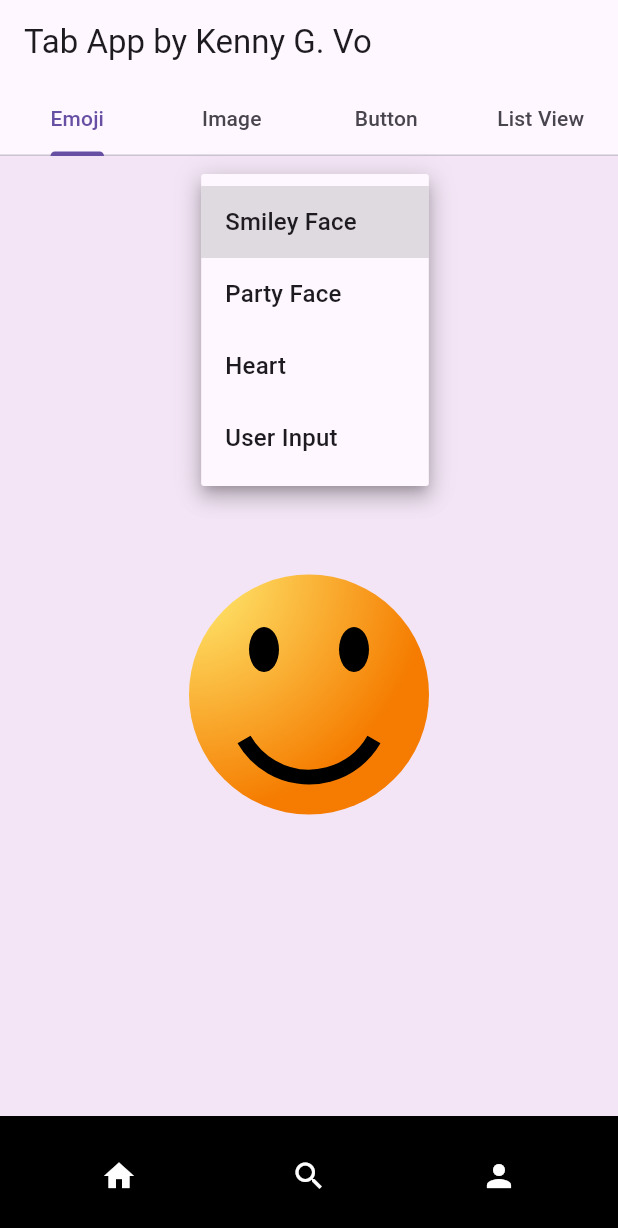
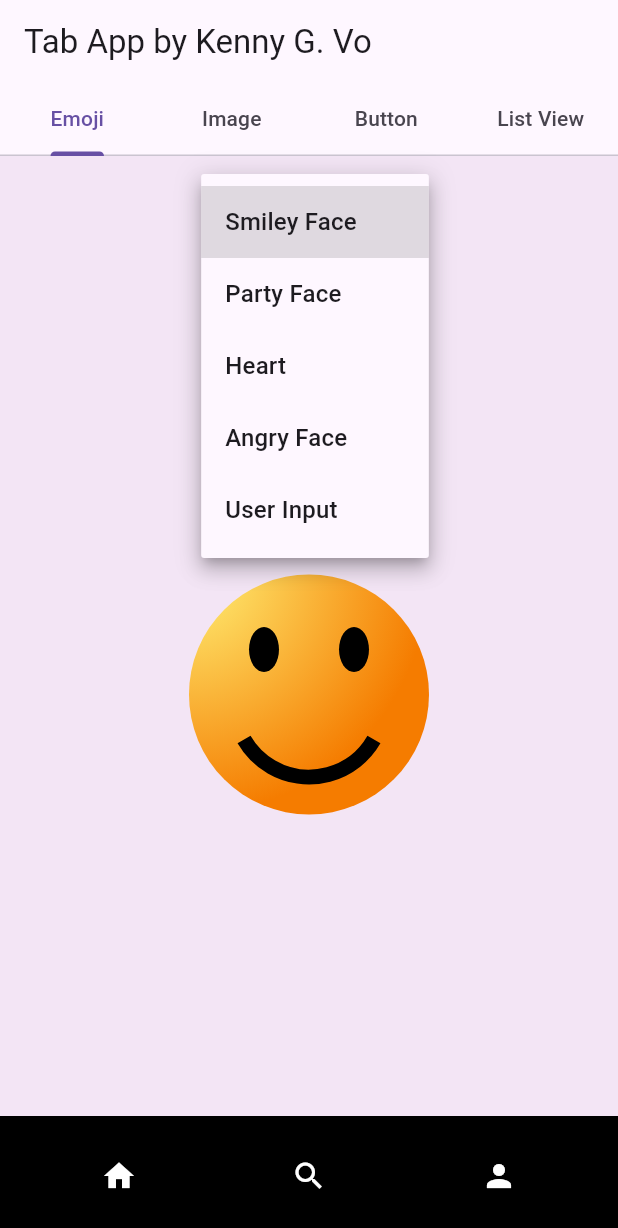
Before and after one commit to kvo110/smiley, a Flutter app: the screen it shows after launch, after a tap on "Smiley Face", on a phone screen of 412 x 824 dp. Shown: the top 1228 px of the screen. Run offline on Flutter 3.47's test engine with Material 3 defaults, Android fonts, the phone set to English and light mode, and no system bars.

Commit message:
Added an angry face emoji with option for steam

```diff
--- a/smile/lib/main.dart
+++ b/smile/lib/main.dart
@@ -35,6 +35,7 @@
   // Select emoji state
   String selectedEmoji = 'Smiley Face';
   String userEmoji = '';
+  bool showSteam = false;
 
   @override
   String get restorationId => 'tab_non_scrollable_demo';
@@ -97,7 +98,7 @@
                 SizedBox(height: 20),
                 DropdownButton<String>(
                   value: selectedEmoji,
-                  items: <String>['Smiley Face', 'Party Face', 'Heart', 'User Input'].map<DropdownMenuItem<String>>((String value) {
+                  items: <String>['Smiley Face', 'Party Face', 'Heart', 'Angry Face', 'User Input'].map<DropdownMenuItem<String>>((String value) {
                     return DropdownMenuItem<String>(
                       value: value,
                       child: Text(value),
@@ -109,6 +110,16 @@
                     });
                   },
                 ),
+
+                if (selectedEmoji == 'Angry Face')
+                  ElevatedButton(
+                    onPressed: () {
+                      setState(() {
+                        showSteam = !showSteam;
+                      });
+                    },
+                    child : Text(showSteam ? 'Hide Steam' : 'View Steam'),
+                  ),
                 if (selectedEmoji == 'User Input')
                   Padding(
                     padding:
@@ -128,7 +139,7 @@
                 SizedBox(height: 10),
                 Expanded(
                   child: CustomPaint(
-                    painter: DynamicEmojiPainter(selectedEmoji, userEmoji),
+                    painter: DynamicEmojiPainter(selectedEmoji, userEmoji, showSteam),
                     child: Container(),
                   ),
                 ),
@@ -186,8 +197,9 @@
 class DynamicEmojiPainter extends CustomPainter {
   final String emoji;
   final String userEmoji;
+  final bool showSteam;
 
-  DynamicEmojiPainter(this.emoji, [this.userEmoji = '']);
+  DynamicEmojiPainter(this.emoji, [this.userEmoji = '', this.showSteam = false]);
 
   @override
   void paint(Canvas canvas, Size size) {
@@ -282,6 +294,64 @@
       }
 
     // Gives the user the ability to add their own emoji to be drawn
+    } else if (emoji == 'Angry Face') {
+      final facePaint = Paint()
+        ..shader = RadialGradient(
+          colors: [Colors.red.shade900, Colors.orange.shade600],
+          center: Alignment.center,
+          radius: 1.0,
+        ).createShader(Rect.fromCircle(center: center, radius: radius));
+
+      // Face
+      canvas.drawCircle(center, radius, facePaint);
+
+      // Draw the eyes
+      final eyePaint = Paint()..color = Colors.black;
+
+      final leftEye = Rect.fromCenter(center: center + Offset(-30, -20), width: 20, height: 30);
+      final rightEye = Rect.fromCenter(center: center + Offset(30, -20), width: 20, height: 30);
+      canvas.drawOval(leftEye, eyePaint);
+      canvas.drawOval(rightEye, eyePaint);
+
+      // Draw angry eyebrows
+      final eyebrowPaint = Paint()
+        ..color = Colors.black
+        ..strokeWidth = 9
+        ..strokeCap = StrokeCap.butt;
+
+      canvas.drawLine(center + Offset(-50, -40), center + Offset(-10, -30), eyebrowPaint);
+      canvas.drawLine(center + Offset(10, -30), center + Offset(50, -40), eyebrowPaint);
+
+      // Draw the frown
+      final mouthPaint = Paint()
+        ..color = Colors.black
+        ..style = PaintingStyle.stroke
+        ..strokeWidth = 8;
+      final mouthRect = Rect.fromCircle(center: center + Offset(0, 60), radius: 40);
+      canvas.drawArc(mouthRect, pi + pi / 6, pi - pi / 3, false, mouthPaint);
+
+      // Steam upon user's enable
+      if (showSteam) {
+        for (int i = -1; i <= 1; i += 2) {
+          final steam1 = center + Offset(i * 70, -60);
+          final steam2 = center + Offset(i * 80, -80);
+          final steam3 = center + Offset(i * 90, -105);
+
+          final steamPuffs = [steam1, steam2, steam3];
+          final puffRadius = [15.0, 20.0, 25.0];
+
+          for (int j = 0; j < steamPuffs.length; j++) {
+            final gradient = RadialGradient(
+              colors: [Colors.grey.shade300, Colors.grey.shade600],
+              center: Alignment.center,
+              radius: 0.5,
+            );
+            final paint = Paint()
+              ..shader = gradient.createShader(Rect.fromCircle(center: steamPuffs[j], radius: puffRadius[j]));
+            canvas.drawCircle(steamPuffs[j], puffRadius[j], paint);
+          }
+        }
+      }
     } else if (emoji == 'User Input' && userEmoji.isNotEmpty) {
       final textPainter = TextPainter(
         text: TextSpan(
```
